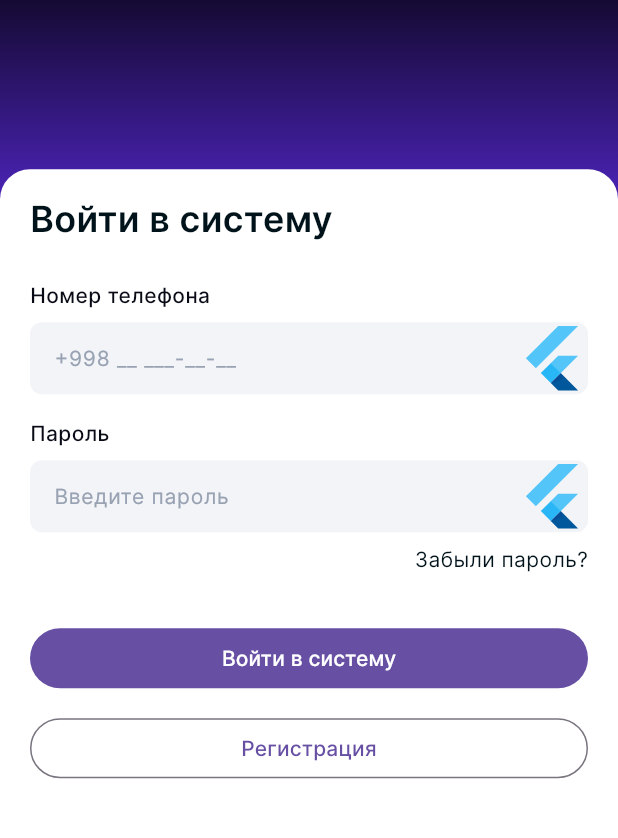
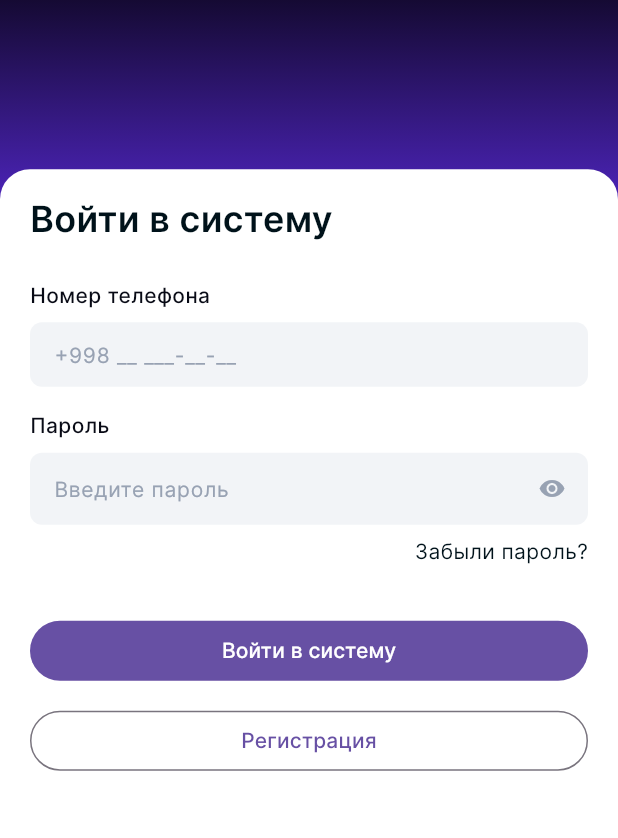
Before and after one commit to MCoDevs-Company/vakilium, a Flutter app: the screen it shows after launch, on a phone screen of 412 x 824 dp, the part 78-916 px from its top. Run offline on Flutter 3.47's test engine with Material 3 defaults, Android fonts, the phone set to English and light mode, and no system bars; our stand-ins replace bloc, equatable, flutter_bloc, flutter_svg, get_it, go_router and 3 more; missing offline and left inert: encrypt, thunder.

Commit message:
refactor(app_text_field): rename obscureText to isPasswordField and add toggle visibility
- Rename obscureText property to isPasswordField for clarity
- Initialize _obscureText ValueNotifier based on isPasswordField
- Add suffix icon toggle button for password visibility when isPasswordField is true
- Update login screen to set isPasswordField to true for password input field

```diff
--- a/lib/src/common/widgets/app_text_field.dart
+++ b/lib/src/common/widgets/app_text_field.dart
@@ -6,7 +6,7 @@ import 'package:vakilium/src/common/util/dimension.dart';
 class AppTextField extends StatefulWidget {
   const AppTextField({
     super.key,
-    this.obscureText = false,
+    this.isPasswordField = false,
     this.controller,
     this.label,
     this.hintText,
@@ -19,7 +19,7 @@ class AppTextField extends StatefulWidget {
   final TextEditingController? controller;
   final TextInputFormatter? inputFormatter;
   final TextInputType? keyboardType;
-  final bool obscureText;
+  final bool isPasswordField;
 
   @override
   State<AppTextField> createState() => _AppTextFieldState();
@@ -30,7 +30,7 @@ class _AppTextFieldState extends State<AppTextField> {
 
   @override
   void initState() {
-    _obscureText = ValueNotifier<bool>(widget.obscureText);
+    _obscureText = ValueNotifier<bool>(widget.isPasswordField);
     super.initState();
   }
 
@@ -72,7 +72,17 @@ class _AppTextFieldState extends State<AppTextField> {
             hintText: widget.hintText,
             hintStyle: context.textTheme.interW400s14.copyWith(color: context.color.hintText),
 
-            suffixIcon: const FlutterLogo(),
+            suffixIcon: switch (widget.isPasswordField) {
+              true => IconButton(
+                icon: ValueListenableBuilder(
+                  valueListenable: _obscureText,
+                  builder: (context, isObscure, child) =>
+                      Icon(isObscure ? Icons.visibility : Icons.visibility_off, color: context.color.hintText),
+                ),
+                onPressed: () => _obscureText.value = !_obscureText.value,
+              ),
+              false => null,
+            },
 
             // Borders
             border: _getBorder(),
--- a/lib/src/feature/auth/login/screens/login_screen.dart
+++ b/lib/src/feature/auth/login/screens/login_screen.dart
@@ -35,6 +35,7 @@ class _LoginScreenState extends LoginController {
           label: context.l10n.password,
           controller: passwordController,
           hintText: context.l10n.enterPassword,
+          isPasswordField: true,
         ),
         Dimension.hBox8,
         GestureDetector(
```
Also changed, not shown: assets/icons/visibility_off.svg (added), assets/icons/visibility_on.svg (added).
